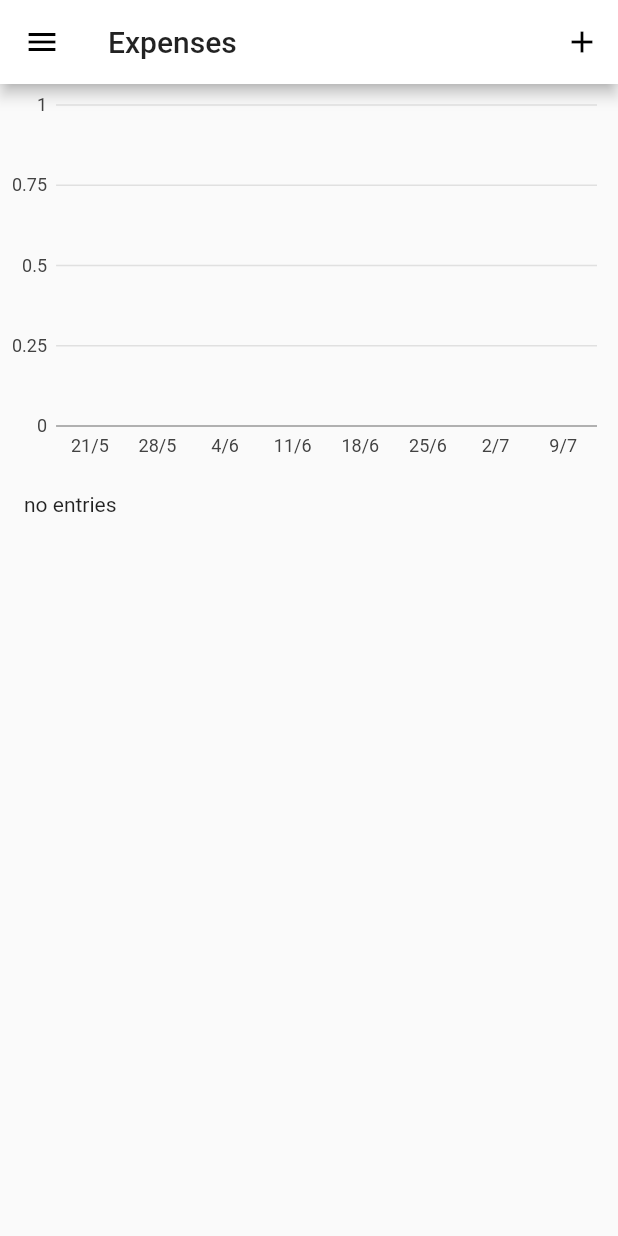
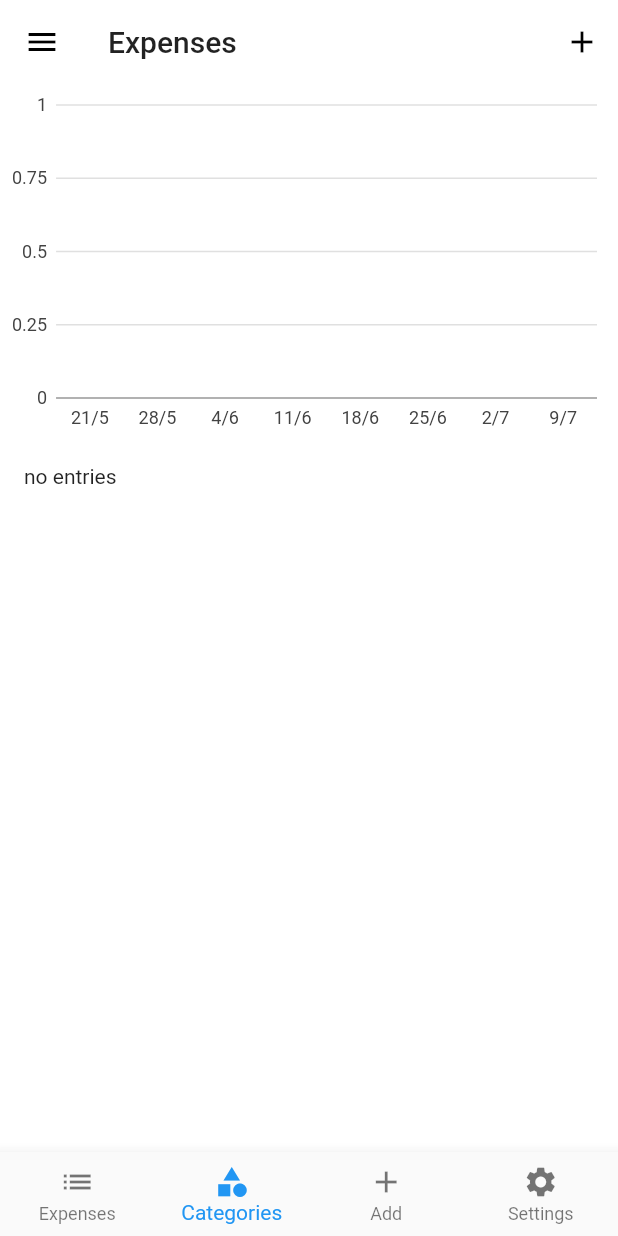
Before and after one commit to iPieter/turtle_expense_tracker, a Flutter app: the screen it shows after launch, in the side drawer, after a tap on the "add" icon, on a phone screen of 412 x 824 dp. Run offline on Flutter 3.47's test engine with Material 2 defaults, Android fonts, the phone set to English and light mode, and no system bars; our stand-ins replace charts_flutter, share, sqflite, tuple; missing offline and left inert: currency_input_formatter, mutex; accounts and stored records are empty.

```diff
--- a/lib/ApplicationDatabase.dart
+++ b/lib/ApplicationDatabase.dart
@@ -187,7 +187,7 @@ class ApplicationDatabase {
   Future<List<Tuple2<String, double>>> getCategoryCount(
       DateTime start, DateTime end) async {
     _log.finest("Fetching categories");
-    if (start.isBefore(startDate) || end.isAfter(endDate) || true) {
+    if (start.isBefore(startDate) || end.isAfter(endDate)) {
       _log.finest("Using DB");
       var db = await _getDB();
 
@@ -217,8 +217,8 @@ class ApplicationDatabase {
     return uniqueCats
         .map((e) => new Tuple2<String, double>(
             e,
-            list.fold(
-                0.0, (prev, cur) => cur.category == e ? cur.amount : 0.0)))
+            list.fold(0.0,
+                (prev, cur) => prev + (cur.category == e ? cur.amount : 0.0))))
         .toList();
   }
 
--- a/lib/ExpenseCategories.dart
+++ b/lib/ExpenseCategories.dart
@@ -1,4 +1,5 @@
 import 'package:flutter/material.dart';
+import 'package:flutter/cupertino.dart';
 import 'package:path_provider/path_provider.dart';
 import 'package:turtle/AboutPage.dart';
 import 'package:turtle/CategoryTile.dart';
@@ -43,6 +44,7 @@ class ExpenseCategoriesState extends State<ExpenseCategories> {
                     itemBuilder: (context, index) {
                       if (index < snapshot.data.length) {
                         return new Card(
+                            elevation: 0.0,
                             child: new CategoryTile(snapshot.data[index]));
                       } else if (snapshot.data.length == 0 && index == 0) {
                         return new Text("no entries");
@@ -55,6 +57,7 @@ class ExpenseCategoriesState extends State<ExpenseCategories> {
   @override
   Widget build(BuildContext context) {
     return new Scaffold(
+      backgroundColor: Colors.white,
       key: _scaffoldKey,
       drawer: new Drawer(
         // Add a ListView to the drawer. This ensures the user can scroll
@@ -125,6 +128,7 @@ class ExpenseCategoriesState extends State<ExpenseCategories> {
         ),
       ),
       appBar: new AppBar(
+        elevation: 0.0,
         title: new Text('Expenses'),
         actions: <Widget>[
           new IconButton(
@@ -149,6 +153,28 @@ class ExpenseCategoriesState extends State<ExpenseCategories> {
           ),
         ],
       ),
+      bottomNavigationBar: new BottomNavigationBar(
+        type: BottomNavigationBarType.fixed,
+        fixedColor: Colors.blue,
+        currentIndex: 1,
+        onTap: (i) {
+          print(i);
+        },
+        items: [
+          new BottomNavigationBarItem(
+              icon: const Icon(Icons.list), title: const Text("Expenses")),
+          new BottomNavigationBarItem(
+              icon: const Icon(Icons.category),
+              title: const Text("Categories")),
+          new BottomNavigationBarItem(
+              icon: const Icon(
+                Icons.add,
+              ),
+              title: const Text("Add")),
+          new BottomNavigationBarItem(
+              icon: const Icon(Icons.settings), title: const Text("Settings")),
+        ],
+      ),
     );
   }
 }
--- a/lib/ExpensesChart.dart
+++ b/lib/ExpensesChart.dart
@@ -45,6 +45,7 @@ class PatternForwardHatchBarChart extends StatelessWidget {
         domainFn: (Ordinal data, _) => data.x,
         measureFn: (Ordinal data, _) => data.y,
         data: data,
+        colorFn: (_, __) => hslToRgb(200 / 360, 0.18, 0.9),
         fillPatternFn: (Ordinal data, _) => data.x == hatched
             ? charts.FillPatternType.forwardHatch
             : charts.FillPatternType.solid,
@@ -52,3 +53,42 @@ class PatternForwardHatchBarChart extends StatelessWidget {
     ];
   }
 }
+
+/// Converts an HSL color value to RGB. Conversion formula
+/// adapted from http://en.wikipedia.org/wiki/HSL_color_space.
+/// Assumes h, s, and l are contained in the set [0, 1] and
+/// returns r, g, and b in the set [0, 255].
+///
+/// @param   {number}  h       The hue
+/// @param   {number}  s       The saturation
+/// @param   {number}  l       The lightness
+/// @return  {Array}           The RGB representation
+///
+hslToRgb(h, s, l) {
+  var r, g, b;
+
+  if (s == 0) {
+    r = g = b = l; // achromatic
+  } else {
+    var q = l < 0.5 ? l * (1 + s) : l + s - l * s;
+    var p = 2 * l - q;
+    r = hue2rgb(p, q, h + 1 / 3);
+    g = hue2rgb(p, q, h);
+    b = hue2rgb(p, q, h - 1 / 3);
+  }
+  final color = new charts.Color(
+      r: (r * 255).round(), g: (g * 255).round(), b: (b * 255).round());
+
+  print(color);
+
+  return color;
+}
+
+hue2rgb(p, q, t) {
+  if (t < 0) t += 1;
+  if (t > 1) t -= 1;
+  if (t < 1 / 6) return p + (q - p) * 6 * t;
+  if (t < 1 / 2) return q;
+  if (t < 2 / 3) return p + (q - p) * (2 / 3 - t) * 6;
+  return p;
+}
--- a/lib/Statistics.dart
+++ b/lib/Statistics.dart
@@ -78,7 +78,7 @@ class Statistics {
         result.add(new Tuple3(expense.item1, expense.item2,
             expense.item2 / catLastWeek.item2 * 100.0 - 100.0));
       } else {
-        result.add(new Tuple3(expense.item1, expense.item2, 100.0));
+        result.add(new Tuple3(expense.item1, expense.item2, double.infinity));
       }
     }
 
```
Also changed, not shown: lib/CategoryTile.dart (+27 -11 lines), 18 other files.
